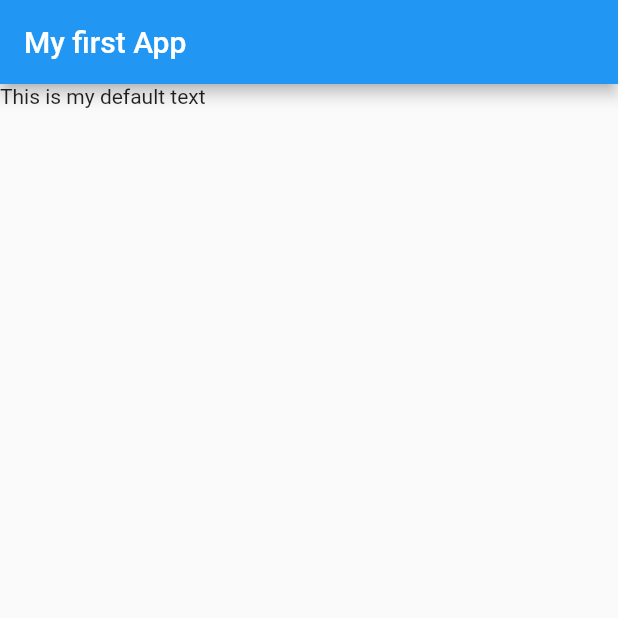
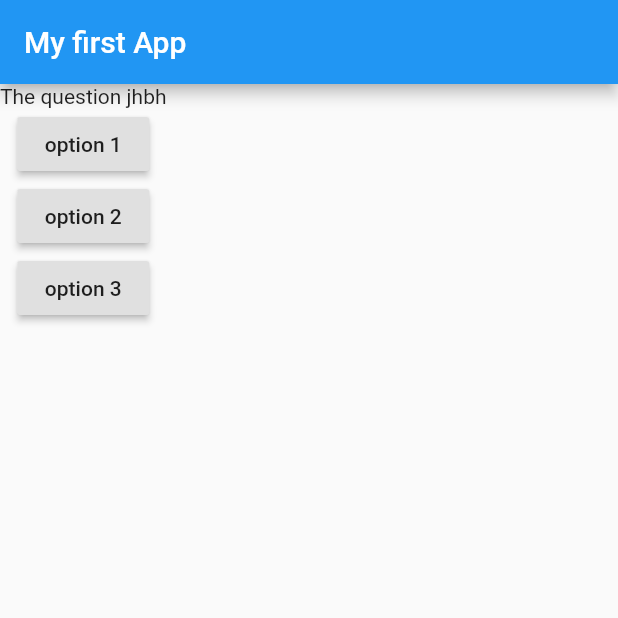
Before and after one commit to jaybhoyar/f-practice, a Flutter app: the screen it shows after launch, on a phone screen of 412 x 824 dp, the top half of it. Run offline on Flutter 3.47's test engine with Material 2 defaults, Android fonts, the phone set to English and light mode, and no system bars.

Commit message:
add func for button

```diff
--- a/project1/lib/main.dart
+++ b/project1/lib/main.dart
@@ -5,15 +5,34 @@ void main() {
 }
 
 class MyApp extends StatelessWidget {
+  void answerQuestion() {
+    print('Answer choose');
+  }
+
   @override
   Widget build(BuildContext context) {
     return MaterialApp(
       home: Scaffold(
-        appBar: AppBar(
-          title: Text("My first App"),
-        ),
-        body: Text("This is my default text "),
-      ),
+          appBar: AppBar(
+            title: Text("My first App"),
+          ),
+          body: Column(
+            children: <Widget>[
+              Text("The question jhbh"),
+              RaisedButton(
+                child: Text("option 1"),
+                onPressed: answerQuestion,
+              ),
+              RaisedButton(
+                child: Text("option 2"),
+                onPressed: answerQuestion,
+              ),
+              RaisedButton(
+                child: Text("option 3"),
+                onPressed: answerQuestion,
+              ),
+            ],
+          )),
     );
   }
 }
```
